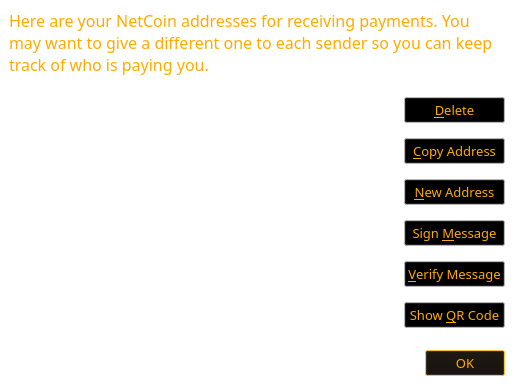
Old version of the form src/qt/forms/addressbookpage.ui in the repository netcoinfoundation/netcoin.
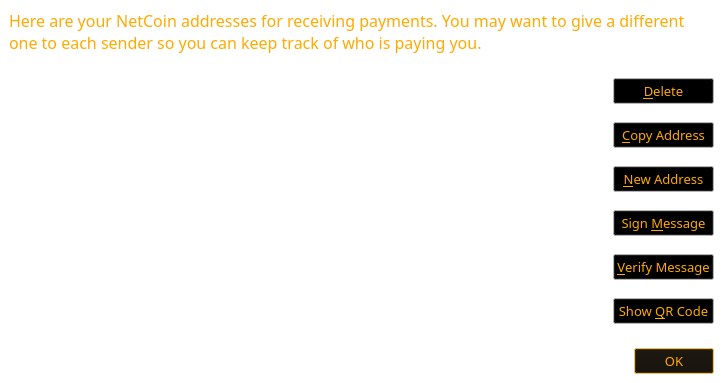
New version of the form. Icons and pictures are not drawn.

What changed in the file:
```diff
--- a/src/qt/forms/addressbookpage.ui
+++ b/src/qt/forms/addressbookpage.ui
@@ -6,8 +6,8 @@
    <rect>
     <x>0</x>
     <y>0</y>
-    <width>514</width>
-    <height>385</height>
+    <width>723</width>
+    <height>383</height>
    </rect>
   </property>
   <property name="palette">
```
